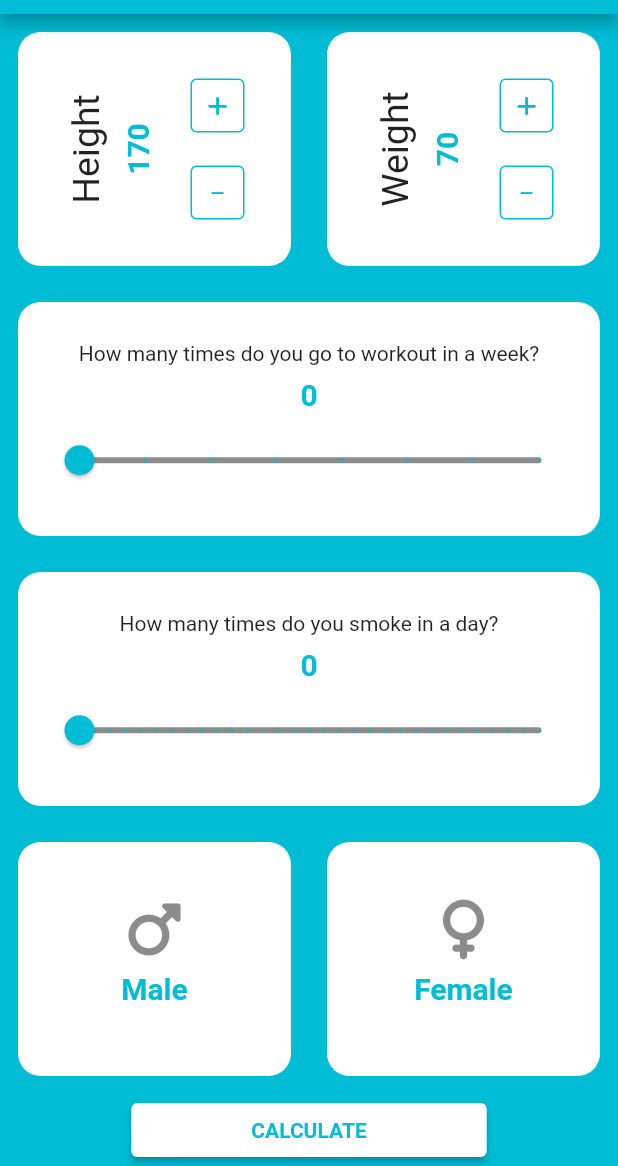
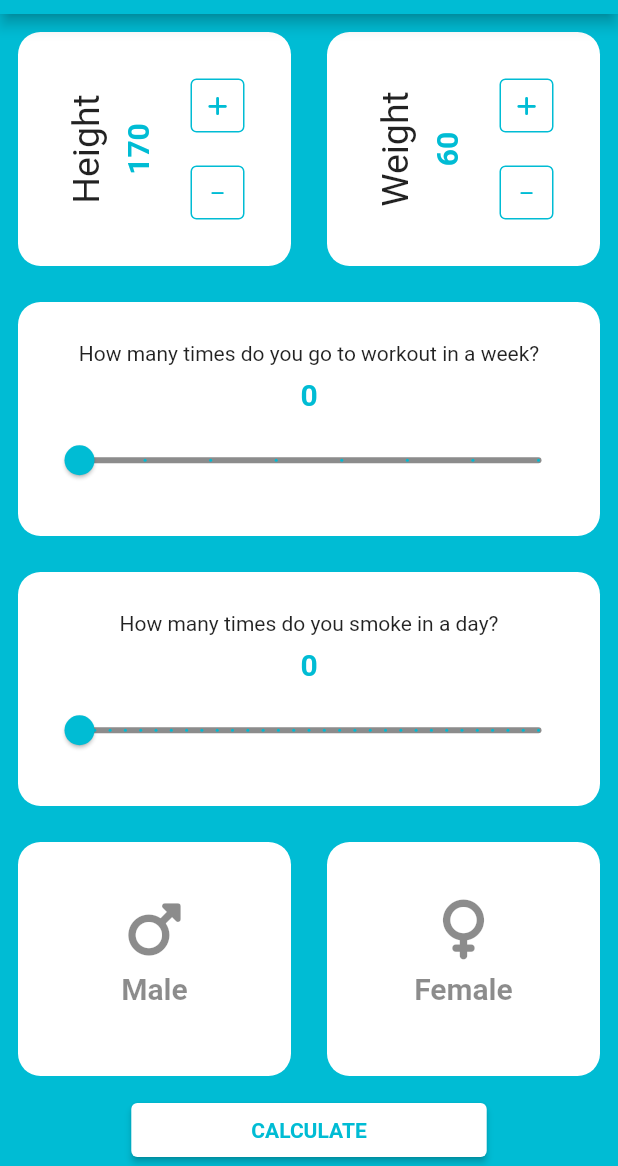
Before and after one commit to 4ZR41L/life_calculator, a Flutter app: the screen it shows after launch, on a phone screen of 412 x 824 dp, the part 70-1236 px from its top. Run offline on Flutter 3.47's test engine with Material 2 defaults, Android fonts, the light colour scheme and no system bars; our stand-ins replace font_awesome_flutter, get.

Commit message:
- extracted all widgets to seperated files
- bug solved - when user changes the gender, the color of that widget changes now

- all statefull widgets changed with stateless widgets and added Getx state management

- now user can pass data to second screen with help of Getx SM

```diff
--- /dev/null
+++ b/lib/controller.dart
@@ -0,0 +1,18 @@
+import 'package:get/get.dart';
+
+class Controller extends GetxController {
+  RxInt userHeight = 170.obs;
+  RxInt userWeight = 60.obs;
+  RxInt workoutCount = 0.obs;
+  RxInt smokeCount = 0.obs;
+  RxString gender = ''.obs;
+
+  void incrementUserData( dataType) {
+    dataType == 'height' ? userHeight++ : userWeight++;
+  }
+
+  void decrementUserData( dataType) {
+    dataType == 'height' ? userHeight-- : userWeight--;
+  }
+
+}
--- a/lib/main.dart
+++ b/lib/main.dart
@@ -1,19 +1,21 @@
 import 'package:flutter/material.dart';
+import 'package:get/get.dart';
 import 'package:life_calculator/screens/final_screen.dart';
 import 'package:life_calculator/screens/input_screen.dart';
 import 'package:life_calculator/screens/result_screen.dart';
 
 void main() {
-  runApp(const MyApp());
+  runApp( const MyApp());
 }
 
 class MyApp extends StatelessWidget {
-  const MyApp({super.key});
+   const MyApp({super.key});
+
 
   // This widget is the root of your application.
   @override
   Widget build(BuildContext context) {
-    return MaterialApp(
+    return GetMaterialApp(
       debugShowCheckedModeBanner: false,
       title: 'Flutter Demo',
       theme: ThemeData(
@@ -24,7 +26,7 @@ class MyApp extends StatelessWidget {
               ColorScheme.fromSwatch().copyWith(secondary: Colors.cyan)),
       routes: {
         '/': (context) => const InputScreen(),
-        '/ResultScreen': (context) => const ResultScreen(),
+        '/ResultScreen': (context) =>  ResultScreen(),
         '/FinalScreen': (context) => const FinalScreen()
       },
     );
--- a/lib/screens/input_screen.dart
+++ b/lib/screens/input_screen.dart
@@ -1,28 +1,26 @@
 import 'package:flutter/material.dart';
-import 'package:life_calculator/widgets/container_box.dart';
-import 'package:life_calculator/widgets/gender_box.dart';
-import 'package:life_calculator/widgets/height_weight_box.dart';
+import 'package:get/get.dart';
+import 'package:life_calculator/screens/result_screen.dart';
 import 'package:life_calculator/widgets/smoke_box.dart';
 import 'package:life_calculator/widgets/sport_box.dart';
+import '../controller.dart';
+import '../widgets/container_box.dart';
+import '../widgets/gender_box.dart';
+import '../widgets/height_weight_box.dart';
 
 class InputScreen extends StatefulWidget {
   const InputScreen({Key? key}) : super(key: key);
+
 
   @override
   State<InputScreen> createState() => _InputScreenState();
 }
 
 class _InputScreenState extends State<InputScreen> {
+
+  final controller = Get.put(Controller());
   @override
   Widget build(BuildContext context) {
-    Map userData = {
-      'height': heightOfUser,
-      'gender': 'male',
-      'smokeCount': smokeCount,
-      'weight': weightOfUser,
-      'workoutCount': workoutCount
-    };
-
     return Scaffold(
       //backgroundColor: Colors.cyan,
       appBar: AppBar(
@@ -40,31 +38,32 @@ class _InputScreenState extends State<InputScreen> {
             Expanded(
                 flex: 1,
                 child: Row(
-                  children: const [
+                  children: [
                     Box(
-                      innerWidget: HeightWeightBox(typeOfBox: 'height'),
+                      innerWidget: HeightWeightBox(
+                        typeOfBox: 'height',
+                      ),
                     ),
                     Box(
-                      innerWidget: HeightWeightBox(typeOfBox: 'weight'),
-                    )
+                        innerWidget: HeightWeightBox(
+                      typeOfBox: 'weight',
+                    ))
                   ],
                 )),
-            const Box(innerWidget: SportBox()),
-            const Box(
+            Box(innerWidget: SportBox()),
+             Box(
               innerWidget: SmokeBox(),
             ),
             Expanded(
               flex: 1,
               child: Row(
                 children: [
-                  Box(
-                    innerWidget: GenderBox(
-                      gender: 'male',
-                    ),
+                  GenderBox(
+                    widgetGender: 'male',
                   ),
-                  Box(
-                    innerWidget: GenderBox(gender: 'female'),
-                  )
+                  GenderBox(
+                    widgetGender: 'female',
+                  ),
                 ],
               ),
             ),
@@ -79,8 +78,7 @@ class _InputScreenState extends State<InputScreen> {
                   ),
                 ),
                 onPressed: () {
-                  Navigator.pushNamed(context, '/ResultScreen',
-                      arguments: userData);
+                 Get.to(ResultScreen());
                 },
                 child: const Text(
                   'CALCULATE',
--- a/lib/screens/result_screen.dart
+++ b/lib/screens/result_screen.dart
@@ -1,15 +1,28 @@
 import 'package:flutter/material.dart';
+import 'package:get/get.dart';
+import '../controller.dart';
 import 'final_screen.dart';
 
 
 class ResultScreen extends StatelessWidget {
 
-  const ResultScreen({super.key});
+   ResultScreen({super.key});
 
-  static const routeName = '/extractArguments';
+
+  final controller = Get.put(Controller());
+
+
 
   @override
   Widget build(BuildContext context) {
+
+    final userHeight = controller.userHeight;
+    final userWeight = controller.userWeight;
+    final workoutCount = controller.workoutCount;
+    final smokeCount = controller.smokeCount;
+    final gender = controller.gender;
+
+
 
     return Scaffold(
       appBar: AppBar(
@@ -22,8 +35,8 @@ class ResultScreen extends StatelessWidget {
           mainAxisAlignment: MainAxisAlignment.center,
           crossAxisAlignment: CrossAxisAlignment.center,
           children: [
-             const Text(
-              'Height: \nWeight:  \nWorkoutCount:  \nSmokeCount: \nGender: ',
+              Text(
+              'Height: $userHeight\nWeight:  $userWeight\nWorkoutCount:  $workoutCount\nSmokeCount: $smokeCount\nGender: $gender',
               textAlign: TextAlign.center,
             ),
             ElevatedButton(
--- a/lib/widgets/container_box.dart
+++ b/lib/widgets/container_box.dart
@@ -1,4 +1,3 @@
-
 import 'package:flutter/material.dart';
 
 class Box extends StatelessWidget {
--- a/lib/widgets/gender_box.dart
+++ b/lib/widgets/gender_box.dart
@@ -1,60 +1,65 @@
 import 'package:flutter/material.dart';
 import 'package:font_awesome_flutter/font_awesome_flutter.dart';
-import '../constants.dart';
+import 'package:get/get.dart';
 
-class GenderBox extends StatefulWidget {
+import '../controller.dart';
 
-   String gender = 'male';
+class GenderBox extends StatelessWidget {
+  GenderBox({Key? key, required this.widgetGender}) : super(key: key);
 
-  GenderBox({super.key, required this.gender});
+  final controller = Get.put(Controller());
 
-  @override
-  State<GenderBox> createState() => _GenderBoxState();
-}
-
-class _GenderBoxState extends State<GenderBox> {
-  Color maleColor = Colors.black45;
-  Color femaleColor = Colors.black45;
-  String selectedGender = '';
+  final String widgetGender;
 
   @override
   Widget build(BuildContext context) {
-    return GestureDetector(
+    return Expanded(
+      flex: 1,
+      child: Container(
+        margin: const EdgeInsets.all(12.0),
+        decoration: BoxDecoration(
+            color: Colors.white, borderRadius: BorderRadius.circular(15)),
+        padding: const EdgeInsets.all(15),
+        child: GestureDetector(
           onTap: () {
-        if (widget.gender == 'female') {
-          setState(() {
-            selectedGender = 'female';
-          });
-        } else {
-          setState(() {
-            selectedGender = 'male';
-          });
-        }
+            widgetGender == 'female'
+                ? controller.gender.value = 'female'
+                : controller.gender.value = 'male';
           },
           child: Column(
             mainAxisAlignment: MainAxisAlignment.center,
             children: [
-          widget.gender == 'female'
-              ? FaIcon(
+              widgetGender == 'female'
+                  ? Obx(() => FaIcon(
                 FontAwesomeIcons.venus,
                 size: 40,
-                  color:
-                      selectedGender == 'female' ? Colors.cyan : Colors.black45,
-                )
-              : FaIcon(
+                color: controller.gender.value == 'female'
+                    ? Colors.cyan
+                    : Colors.black45,
+              ))
+                  : Obx(() => FaIcon(
                 FontAwesomeIcons.mars,
                 size: 40,
-                  color:
-                      selectedGender == 'male' ? Colors.cyan : Colors.black45,
-                ),
+                color: controller.gender.value == 'male'
+                    ? Colors.cyan
+                    : Colors.black45,
+              )),
               Padding(
                 padding: const EdgeInsets.all(8.0),
-            child: Text(
-              widget.gender == "female" ? 'Female' : 'Male',
-              style: font25,
+                child: Obx(() => Text(
+                  widgetGender == "female" ? 'Female' : 'Male',
+                  style: TextStyle(
+                    fontSize: 20,
+                    fontWeight: FontWeight.bold,
+                    color: controller.gender.value == widgetGender
+                        ? Colors.cyan
+                        : Colors.black45,
                   ),
+                )),
               )
             ],
+          ),
+        ),
       ),
     );
   }
--- a/lib/widgets/height_weight_box.dart
+++ b/lib/widgets/height_weight_box.dart
@@ -1,30 +1,24 @@
 import 'package:flutter/material.dart';
 import 'package:font_awesome_flutter/font_awesome_flutter.dart';
+import 'package:get/get.dart';
+
 import '../constants.dart';
+import '../controller.dart';
 
-int heightOfUser = 170;
-int weightOfUser = 70;
-class HeightWeightBox extends StatefulWidget {
+
+
+class HeightWeightBox extends StatelessWidget {
+
+  final controller = Get.put(Controller());
+
   final String typeOfBox;
 
-  const HeightWeightBox({super.key, required this.typeOfBox});
 
-  @override
-  State<HeightWeightBox> createState() => _HeightWeightBoxState();
-}
+  HeightWeightBox({
+    super.key,
+    required this.typeOfBox,
+  });
 
-class _HeightWeightBoxState extends State<HeightWeightBox> {
-
-
-  int getHeight() {
-    return heightOfUser;
-  }
-
-  int getWeight() {
-    return weightOfUser;
-  }
-
-  //late String typeOfBox = '';
   @override
   Widget build(BuildContext context) {
     return Row(
@@ -38,17 +32,17 @@ class _HeightWeightBoxState extends State<HeightWeightBox> {
             mainAxisAlignment: MainAxisAlignment.spaceBetween,
             children: [
               Text(
-                widget.typeOfBox == 'height' ? "Height" : "Weight",
+                typeOfBox == 'height' ? "Height" : "Weight",
                 style: const TextStyle(fontSize: 25),
               ),
               Padding(
                 padding: const EdgeInsets.all(8.0),
-                child: Text(
-                  widget.typeOfBox == 'height'
-                      ? heightOfUser.toString()
-                      : weightOfUser.toString(),
+                child: Obx(() => Text(
+                  typeOfBox == 'height'
+                      ? controller.userHeight.toString()
+                      : controller.userWeight.toString(),
                   style: font25,
-                ),
+                ),),
               ),
             ],
           ),
@@ -67,11 +61,9 @@ class _HeightWeightBoxState extends State<HeightWeightBox> {
                       color: Colors.cyan,
                     )),
                 onPressed: () {
-                  setState(() {
-                    widget.typeOfBox == 'height'
-                        ? heightOfUser++
-                        : weightOfUser++;
-                  });
+
+                  controller.incrementUserData(typeOfBox);
+
                 },
                 child: const Icon(
                   FontAwesomeIcons.plus,
@@ -89,11 +81,7 @@ class _HeightWeightBoxState extends State<HeightWeightBox> {
                       width: 1, color: Colors.cyan, style: BorderStyle.solid),
                 ),
                 onPressed: () {
-                  setState(() {
-                    widget.typeOfBox == 'height'
-                        ? heightOfUser--
-                        : weightOfUser--;
-                  });
+                  controller.decrementUserData(typeOfBox);
                 },
                 child: const Icon(
                   FontAwesomeIcons.minus,
--- a/lib/widgets/smoke_box.dart
+++ b/lib/widgets/smoke_box.dart
@@ -1,17 +1,14 @@
 import 'package:flutter/material.dart';
+import 'package:get/get.dart';
+import 'package:life_calculator/controller.dart';
 
 import '../constants.dart';
 
-int smokeCount = 0;
+class SmokeBox extends StatelessWidget {
+  SmokeBox({Key? key}) : super(key: key);
 
-class SmokeBox extends StatefulWidget {
-  const SmokeBox({Key? key}) : super(key: key);
+  final controller = Get.put(Controller());
 
-  @override
-  State<SmokeBox> createState() => _SmokeBoxState();
-}
-
-class _SmokeBoxState extends State<SmokeBox> {
   @override
   Widget build(BuildContext context) {
     return Column(
@@ -23,17 +20,17 @@ class _SmokeBoxState extends State<SmokeBox> {
         ),
         Padding(
             padding: const EdgeInsets.all(8.0),
-          child: Text(
-            smokeCount.toString(),
+            child: Obx(
+              () => Text(
+                controller.smokeCount.toString(),
                 style: font25,
               ),
-        ),
-        Slider.adaptive(
-          value: smokeCount.toDouble(),
+            )),
+        Obx(
+          () => Slider.adaptive(
+            value: controller.smokeCount.toDouble(),
             onChanged: (value) {
-            setState(() {
-              smokeCount = value.toInt();
-            });
+              controller.smokeCount.value = value.toInt();
             },
             activeColor: Colors.cyan,
             max: 30,
@@ -42,6 +39,7 @@ class _SmokeBoxState extends State<SmokeBox> {
             inactiveColor: Colors.black45,
             divisions: 30,
           ),
+        )
       ],
     );
   }
--- a/lib/widgets/sport_box.dart
+++ b/lib/widgets/sport_box.dart
@@ -1,17 +1,14 @@
 import 'package:flutter/material.dart';
+import 'package:get/get.dart';
+import 'package:life_calculator/controller.dart';
 
 import '../constants.dart';
 
-int workoutCount = 0;
+class SportBox extends StatelessWidget {
+  SportBox({Key? key}) : super(key: key);
 
-class SportBox extends StatefulWidget {
-  const SportBox({Key? key}) : super(key: key);
+  final controller = Get.put(Controller());
 
-  @override
-  State<SportBox> createState() => _SportBoxState();
-}
-
-class _SportBoxState extends State<SportBox> {
   @override
   Widget build(BuildContext context) {
     return Column(
@@ -23,17 +20,18 @@ class _SportBoxState extends State<SportBox> {
         ),
         Padding(
           padding: const EdgeInsets.all(8.0),
-          child: Text(
-            workoutCount.toString(),
+          child: Obx(
+            () => Text(
+              controller.workoutCount.toString(),
               style: font25,
             ),
           ),
-        Slider.adaptive(
-          value: workoutCount.toDouble(),
+        ),
+        Obx(
+          () => Slider.adaptive(
+            value: controller.workoutCount.value.toDouble(),
             onChanged: (value) {
-            setState(() {
-              workoutCount = value.toInt();
-            });
+              controller.workoutCount.value = value.toInt();
             },
             activeColor: Colors.cyan,
             max: 7,
@@ -42,6 +40,7 @@ class _SportBoxState extends State<SportBox> {
             inactiveColor: Colors.black45,
             divisions: 7,
           ),
+        ),
       ],
     );
   }
--- a/pubspec.yaml
+++ b/pubspec.yaml
@@ -37,6 +37,7 @@ dependencies:
   # Use with the CupertinoIcons class for iOS style icons.
   cupertino_icons: ^1.0.2
   font_awesome_flutter: ^10.2.1
+  get: ^4.6.5
 
 dev_dependencies:
   flutter_test:
```
Also changed, not shown: pubspec.lock. Lines whose indentation alone changed are shown as unchanged.
